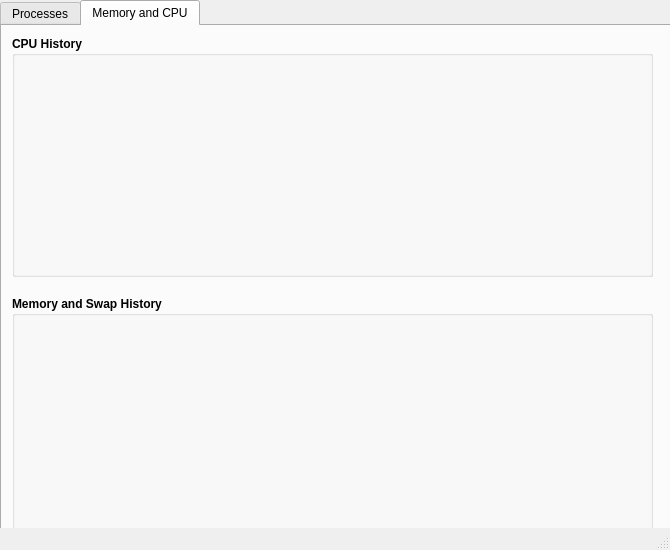
First picture: the form in src/mainwindow.ui, repository carvalhojldc/monitor, before the edit.
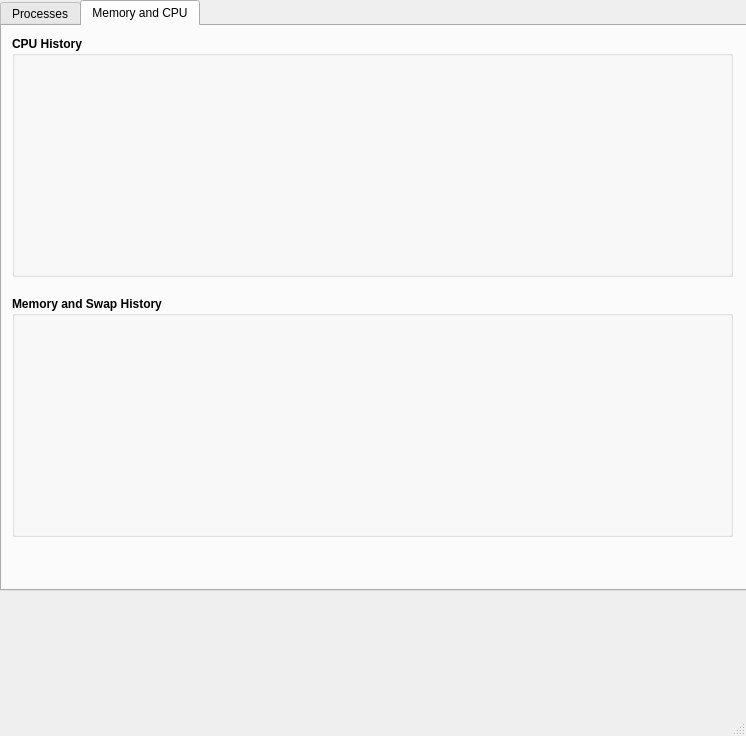
Second picture: the form after the edit. The open tabs and pages were chosen to show the change. Custom widgets are drawn as their Qt base class.

```diff
--- a/src/mainwindow.ui
+++ b/src/mainwindow.ui
@@ -6,8 +6,8 @@
    <rect>
     <x>0</x>
     <y>0</y>
-    <width>670</width>
-    <height>550</height>
+    <width>746</width>
+    <height>736</height>
    </rect>
   </property>
   <property name="minimumSize">
@@ -18,8 +18,8 @@
   </property>
   <property name="maximumSize">
    <size>
-    <width>670</width>
-    <height>550</height>
+    <width>1000</width>
+    <height>1000</height>
    </size>
   </property>
   <property name="windowTitle">
@@ -31,8 +31,8 @@
      <rect>
       <x>0</x>
       <y>0</y>
-      <width>671</width>
-      <height>571</height>
+      <width>751</width>
+      <height>591</height>
      </rect>
     </property>
     <property name="sizePolicy">
@@ -89,7 +89,7 @@
        <rect>
         <x>10</x>
         <y>270</y>
-        <width>641</width>
+        <width>721</width>
         <height>241</height>
        </rect>
       </property>
@@ -107,7 +107,7 @@
         <rect>
          <x>10</x>
          <y>30</y>
-         <width>621</width>
+         <width>701</width>
          <height>161</height>
         </rect>
        </property>
@@ -130,7 +130,7 @@
         <rect>
          <x>10</x>
          <y>200</y>
-         <width>621</width>
+         <width>701</width>
          <height>31</height>
         </rect>
        </property>
@@ -177,7 +177,7 @@
        <rect>
         <x>10</x>
         <y>10</y>
-        <width>641</width>
+        <width>721</width>
         <height>241</height>
        </rect>
       </property>
@@ -195,7 +195,7 @@
         <rect>
          <x>10</x>
          <y>30</y>
-         <width>621</width>
+         <width>701</width>
          <height>161</height>
         </rect>
        </property>
@@ -218,7 +218,7 @@
         <rect>
          <x>10</x>
          <y>200</y>
-         <width>621</width>
+         <width>701</width>
          <height>31</height>
         </rect>
        </property>
```
Left out of the diff: 10 changed lines with no effect on the pictures.
